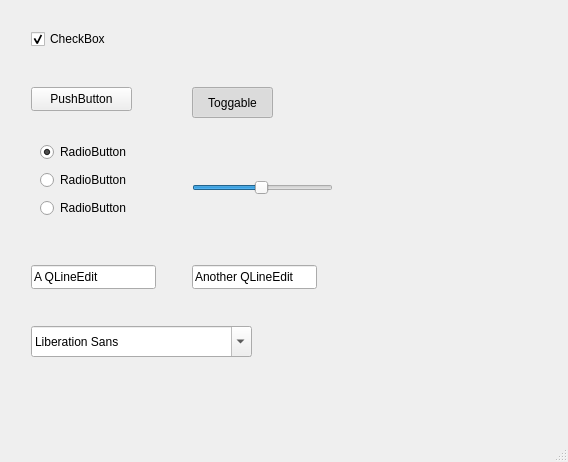
Old version of the form mainwindow.ui in the repository richardmg/WidgetsImagine.
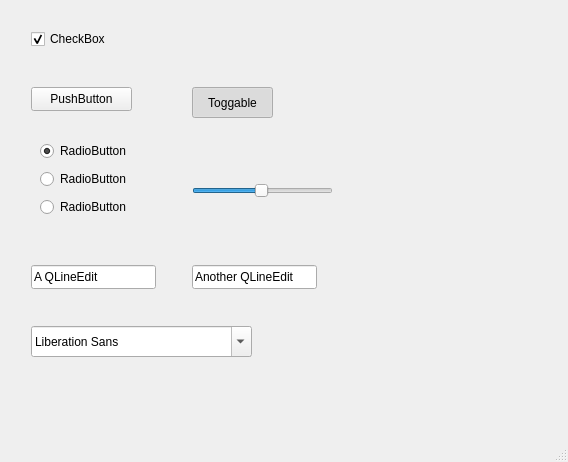
New version of the form.

What changed in the file:
```diff
--- a/mainwindow.ui
+++ b/mainwindow.ui
@@ -29,7 +29,7 @@
        <property name="minimumSize">
         <size>
          <width>0</width>
-         <height>0</height>
+         <height>22</height>
         </size>
        </property>
        <property name="text">
@@ -45,7 +45,7 @@
        <property name="minimumSize">
         <size>
          <width>0</width>
-         <height>0</height>
+         <height>22</height>
         </size>
        </property>
        <property name="text">
@@ -58,7 +58,7 @@
        <property name="minimumSize">
         <size>
          <width>0</width>
-         <height>0</height>
+         <height>22</height>
         </size>
        </property>
        <property name="text">
@@ -100,7 +100,7 @@
       <x>192</x>
       <y>180</y>
       <width>141</width>
-      <height>16</height>
+      <height>22</height>
      </rect>
     </property>
     <property name="value">
```
